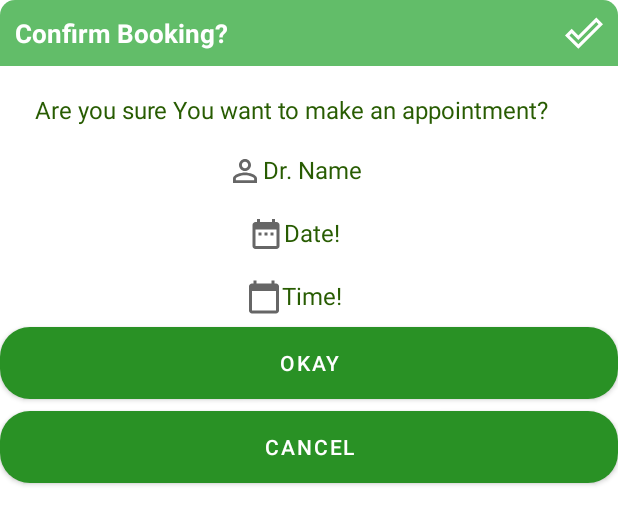
After one commit to ETS-Android1/Ayurveda_Health_Care_App, an Android app: the layout activity_booking_confirmation.xml on its own in the app's theme, with its tools: preview values and no code run, on a phone screen of 412 x 824 dp. The commit adds this screen. Shown: the top 525 px of the screen. Run offline under Robolectric (Android 15) with nearby library versions, the phone set to English and light mode, and no system bars; Roboto replaces fonts that are not available here.

Commit message:
Complete Booking System

```diff
--- a/app/src/main/AndroidManifest.xml
+++ b/app/src/main/AndroidManifest.xml
@@ -18,7 +18,8 @@
         android:roundIcon="@mipmap/ic_launcher_round"
         android:supportsRtl="true"
         android:theme="@style/Theme.AyurvedaHealthCareApp">
-        <activity android:name=".Booking"></activity>
+        <activity android:name=".BookingConfirmation"></activity>
+        <activity android:name=".Booking" />
         <activity android:name=".Doctor_dashboard" />
         <!--
              The API key for Google Maps-based APIs is defined as a string resource.
--- a/app/src/main/java/com/example/ayurvedahealthcareapp/DoctorAdapter.java
+++ b/app/src/main/java/com/example/ayurvedahealthcareapp/DoctorAdapter.java
@@ -68,6 +68,7 @@ public class DoctorAdapter extends RecyclerView.Adapter<DoctorAdapter.docotorVie
 
                 Intent intent2 = new Intent(context,Booking.class);
                 intent2.putExtra("Doctor Selected",doctorList.get(pos).getDoctorId());
+                intent2.putExtra("Doctor Name",doctorList.get(pos).getfName());
                 localBroadcastManager.sendBroadcast(intent2);
                 context.startActivity(intent2);
 
--- /dev/null
+++ b/app/src/main/res/drawable/button_success_background.xml
@@ -0,0 +1,7 @@
+<?xml version="1.0" encoding="utf-8"?>
+<shape
+    xmlns:android="http://schemas.android.com/apk/res/android"
+    android:shape="rectangle">
+    <solid android:color="@color/colorSuccess"/>
+    <corners android:radius="20dp"/>
+</shape>
--- /dev/null
+++ b/app/src/main/res/drawable/ic_baseline_calendar_today_24.xml
@@ -0,0 +1,10 @@
+<vector xmlns:android="http://schemas.android.com/apk/res/android"
+    android:width="24dp"
+    android:height="24dp"
+    android:viewportWidth="24"
+    android:viewportHeight="24"
+    android:tint="?attr/colorControlNormal">
+  <path
+      android:fillColor="@android:color/white"
+      android:pathData="M20,3h-1L19,1h-2v2L7,3L7,1L5,1v2L4,3c-1.1,0 -2,0.9 -2,2v16c0,1.1 0.9,2 2,2h16c1.1,0 2,-0.9 2,-2L22,5c0,-1.1 -0.9,-2 -2,-2zM20,21L4,21L4,8h16v13z"/>
+</vector>
--- /dev/null
+++ b/app/src/main/res/drawable/ic_baseline_date_range_24.xml
@@ -0,0 +1,10 @@
+<vector xmlns:android="http://schemas.android.com/apk/res/android"
+    android:width="24dp"
+    android:height="24dp"
+    android:viewportWidth="24"
+    android:viewportHeight="24"
+    android:tint="?attr/colorControlNormal">
+  <path
+      android:fillColor="@android:color/white"
+      android:pathData="M9,11L7,11v2h2v-2zM13,11h-2v2h2v-2zM17,11h-2v2h2v-2zM19,4h-1L18,2h-2v2L8,4L8,2L6,2v2L5,4c-1.11,0 -1.99,0.9 -1.99,2L3,20c0,1.1 0.89,2 2,2h14c1.1,0 2,-0.9 2,-2L21,6c0,-1.1 -0.9,-2 -2,-2zM19,20L5,20L5,9h14v11z"/>
+</vector>
--- /dev/null
+++ b/app/src/main/res/drawable/ic_baseline_done.xml
@@ -0,0 +1,5 @@
+<vector android:height="24dp" android:tint="#299125"
+    android:viewportHeight="24" android:viewportWidth="24"
+    android:width="24dp" xmlns:android="http://schemas.android.com/apk/res/android">
+    <path android:fillColor="@android:color/white" android:pathData="M19.77,5.03l1.4,1.4L8.43,19.17l-5.6,-5.6 1.4,-1.4 4.2,4.2L19.77,5.03m0,-2.83L8.43,13.54l-4.2,-4.2L0,13.57 8.43,22 24,6.43 19.77,2.2z"/>
+</vector>
--- /dev/null
+++ b/app/src/main/res/drawable/success_background.xml
@@ -0,0 +1,8 @@
+<?xml version="1.0" encoding="utf-8"?>
+<shape
+    xmlns:android="http://schemas.android.com/apk/res/android"
+    android:shape="rectangle">
+    <solid android:color="@color/colorSuccess"/>
+    <corners android:topLeftRadius="10dp"
+        android:topRightRadius="10dp" />
+</shape>
--- /dev/null
+++ b/app/src/main/res/layout/activity_booking_confirmation.xml
@@ -0,0 +1,121 @@
+<?xml version="1.0" encoding="utf-8"?>
+<androidx.constraintlayout.widget.ConstraintLayout xmlns:android="http://schemas.android.com/apk/res/android"
+    xmlns:app="http://schemas.android.com/apk/res-auto"
+    xmlns:tools="http://schemas.android.com/tools"
+    android:layout_width="match_parent"
+    android:layout_height="match_parent"
+    tools:context=".BookingConfirmation">
+
+    <TextView
+        android:id="@+id/textTitle"
+        android:layout_width="match_parent"
+        android:layout_height="wrap_content"
+        android:background="@drawable/success_background"
+        android:padding="10dp"
+        android:textColor="@color/white"
+        android:textSize="17sp"
+        android:textStyle="bold"
+        android:text="Confirm Booking? "
+        app:layout_constraintEnd_toEndOf="parent"
+        app:layout_constraintStart_toStartOf="parent"
+        app:layout_constraintTop_toTopOf="parent" />
+
+
+    <ImageView
+        android:id="@+id/imageIcon"
+        android:layout_width="25dp"
+        android:layout_height="25dp"
+        android:layout_marginEnd="10dp"
+        android:contentDescription="@string/app_name"
+        android:src="@drawable/ic_baseline_done"
+        app:layout_constraintBottom_toBottomOf="@id/textTitle"
+        app:layout_constraintEnd_toEndOf="parent"
+        app:layout_constraintTop_toTopOf="@id/textTitle"
+        app:tint="@color/white" />
+
+    <TextView
+        android:id="@+id/textMessage"
+        android:layout_width="match_parent"
+        android:layout_height="wrap_content"
+        android:layout_marginTop="18sp"
+        android:layout_marginEnd="20dp"
+        android:text="Are you sure You want to make an appointment? "
+        android:textAlignment="center"
+        android:textColor="#285C02"
+        android:textSize="16sp"
+        app:layout_constraintEnd_toEndOf="parent"
+        app:layout_constraintStart_toStartOf="parent"
+        app:layout_constraintTop_toBottomOf="@id/textTitle" />
+
+    <TextView
+        android:id="@+id/drName"
+        android:layout_width="wrap_content"
+        android:layout_height="wrap_content"
+        android:layout_marginTop="18sp"
+        android:layout_marginEnd="20dp"
+        android:drawableStart="@drawable/ic_baseline_person_outline_24"
+        android:text="Dr. Name"
+        android:textAlignment="center"
+        android:textColor="#285C02"
+        android:textSize="16sp"
+        app:layout_constraintEnd_toEndOf="parent"
+        app:layout_constraintStart_toStartOf="parent"
+        app:layout_constraintTop_toBottomOf="@id/textMessage" />
+
+    <TextView
+        android:id="@+id/booked_date"
+        android:layout_width="wrap_content"
+        android:layout_height="wrap_content"
+        android:layout_marginTop="18sp"
+        android:layout_marginEnd="20dp"
+        android:drawableStart="@drawable/ic_baseline_date_range_24"
+        android:text="Date!"
+        android:textAlignment="center"
+        android:textColor="#285C02"
+        android:textSize="16sp"
+        app:layout_constraintEnd_toEndOf="parent"
+        app:layout_constraintStart_toStartOf="parent"
+        app:layout_constraintTop_toBottomOf="@id/drName" />
+
+    <TextView
+        android:id="@+id/booked_time"
+        android:layout_width="wrap_content"
+        android:layout_height="wrap_content"
+        android:layout_marginTop="18sp"
+        android:layout_marginEnd="20dp"
+        android:drawableStart="@drawable/ic_baseline_calendar_today_24"
+        android:text="Time!"
+        android:textAlignment="center"
+        android:textColor="#285C02"
+        android:textSize="16sp"
+        app:layout_constraintEnd_toEndOf="parent"
+        app:layout_constraintStart_toStartOf="parent"
+        app:layout_constraintTop_toBottomOf="@id/booked_date" />
+
+    <Button
+        android:id="@+id/okay"
+        android:layout_width="match_parent"
+        android:layout_height="wrap_content"
+        android:layout_marginTop="8dp"
+        android:background="@drawable/button_success_background"
+        android:text="Okay"
+        android:textColor="@color/white"
+        android:textSize="14sp"
+        app:layout_constraintEnd_toEndOf="parent"
+        app:layout_constraintStart_toStartOf="parent"
+        app:layout_constraintTop_toBottomOf="@+id/booked_time" />
+
+    <Button
+        android:id="@+id/cancel"
+        android:layout_width="match_parent"
+        android:layout_height="wrap_content"
+        android:layout_marginTop="8dp"
+        android:background="@drawable/button_success_background"
+        android:text="Cancel"
+        android:textColor="@color/white"
+        android:textSize="14sp"
+        app:layout_constraintEnd_toEndOf="parent"
+        app:layout_constraintStart_toStartOf="parent"
+        app:layout_constraintTop_toBottomOf="@+id/okay" />
+
+</androidx.constraintlayout.widget.ConstraintLayout>
--- a/app/src/main/res/values/colors.xml
+++ b/app/src/main/res/values/colors.xml
@@ -10,4 +10,5 @@
     <color name="LightYellow">#CDDC39</color>
     <color name="backgroundColor">#f4fef5</color>
     <color name="profile">#a6feb1</color>
+    <color name="colorSuccess">#62BD69</color>
 </resources>
```
Also changed, not shown: app/src/main/java/com/example/ayurvedahealthcareapp/Booking.java (+47 -6 lines), app/src/main/java/com/example/ayurvedahealthcareapp/BookingConfirmation.java (added, +213 -0 lines), app/src/main/java/com/example/ayurvedahealthcareapp/BookingInformation.java (added, +66 -0 lines), app/src/main/java/com/example/ayurvedahealthcareapp/MyTimeSlotAdapter.java (+60 -3 lines), app/src/main/res/drawable/dialog_background.xml (added, +7 -0 lines), app/src/main/res/layout/activity_booking.xml (+0 -13 lines), app/src/main/res/layout/layout_success_dialog.xml (added, +90 -0 lines).
